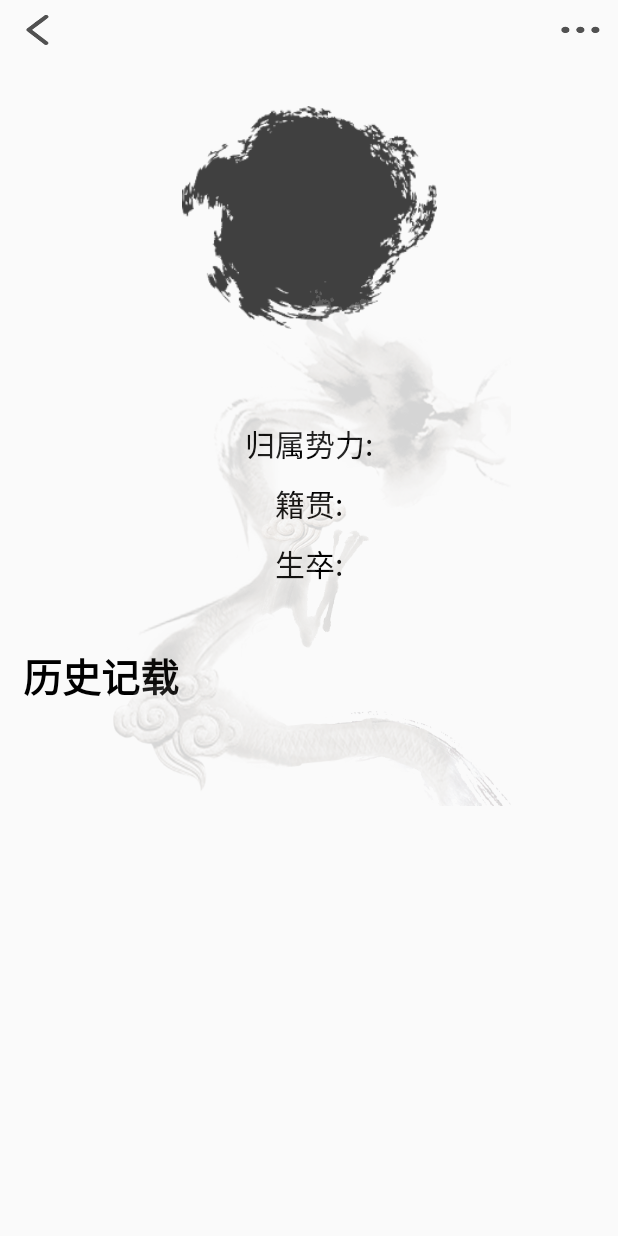
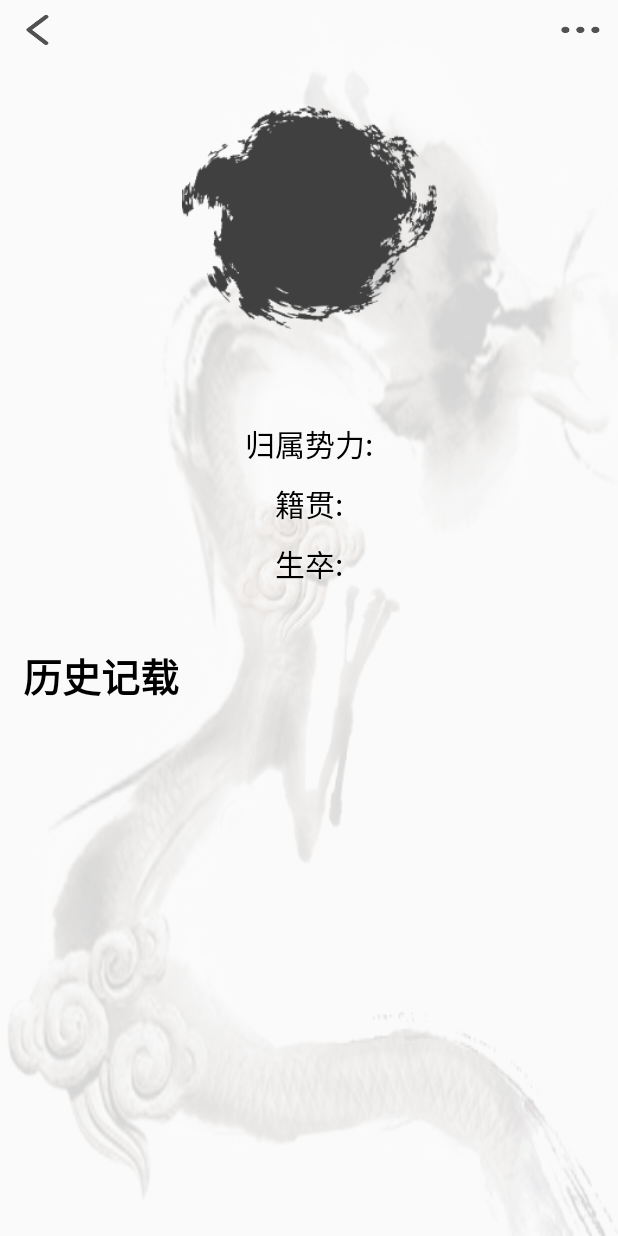
Before and after one commit to MegrezZhu/PeachGarden, an Android app: the DetailActivity screen opened directly, with no data from a screen before it, on a phone screen of 412 x 824 dp. Run offline under Robolectric (Android 15) with nearby library versions, the phone set to English and light mode, and no system bars; 7 statements that could not run were skipped.

Commit message:
detail activity: fixed background image

```diff
--- a/PeachGarden/app/src/main/java/com/zyuco/peachgarden/DetailActivity.java
+++ b/PeachGarden/app/src/main/java/com/zyuco/peachgarden/DetailActivity.java
@@ -11,6 +11,7 @@ import android.view.WindowManager;
 import android.widget.ImageButton;
 import android.widget.ImageView;
 import android.widget.PopupMenu;
+import android.widget.ScrollView;
 import android.widget.TextView;
 
 import com.zyuco.peachgarden.library.Tools;
@@ -78,8 +79,8 @@ public class DetailActivity extends AppCompatActivity {
         new Tools.LoadImagesTask(avatar).execute(data.avatar);
 
         // 背景
-        ImageView bg = (ImageView) findViewById(R.id.detail_bg);
-        bg.setImageResource(data.gender == 1 ? R.mipmap.detail_man_bg : R.mipmap.detail_woman_bg);
+        ScrollView scrollView = findViewById(R.id.detail_scroll_view);
+        scrollView.setBackgroundResource(data.gender == 1 ? R.mipmap.detail_man_bg : R.mipmap.detail_woman_bg);
     }
 
     private void setStatusBarColor() {
--- a/PeachGarden/app/src/main/res/layout/activity_detail.xml
+++ b/PeachGarden/app/src/main/res/layout/activity_detail.xml
@@ -1,14 +1,19 @@
 <?xml version="1.0" encoding="utf-8"?>
 <ScrollView
+    xmlns:android="http://schemas.android.com/apk/res/android"
+    android:id="@+id/detail_scroll_view"
     android:layout_width="match_parent"
     android:layout_height="match_parent"
-    xmlns:android="http://schemas.android.com/apk/res/android">
-    <android.support.constraint.ConstraintLayout xmlns:android="http://schemas.android.com/apk/res/android"
-                                                 xmlns:app="http://schemas.android.com/apk/res-auto"
-                                                 xmlns:tools="http://schemas.android.com/tools"
-                                                 android:layout_width="match_parent"
-                                                 android:layout_height="match_parent"
-                                                 tools:context="com.zyuco.peachgarden.DetailActivity">
+    android:background="@mipmap/detail_man_bg">
+
+    <android.support.constraint.ConstraintLayout
+        xmlns:android="http://schemas.android.com/apk/res/android"
+        xmlns:app="http://schemas.android.com/apk/res-auto"
+        xmlns:tools="http://schemas.android.com/tools"
+        android:layout_width="match_parent"
+        android:layout_height="wrap_content"
+        tools:context="com.zyuco.peachgarden.DetailActivity">
+
         <ImageButton
             android:id="@+id/back"
             style="?android:attr/borderlessButtonStyle"
@@ -77,11 +82,11 @@
             android:layout_width="match_parent"
             android:layout_height="wrap_content"
             android:layout_marginTop="10dp"
-            android:textColor="#000"
-            android:textSize="20sp"
             android:gravity="center"
             android:paddingLeft="40dp"
             android:paddingRight="40dp"
+            android:textColor="#000"
+            android:textSize="20sp"
             app:layout_constraintLeft_toLeftOf="parent"
             app:layout_constraintRight_toRightOf="parent"
             app:layout_constraintTop_toBottomOf="@id/detail_belong"/>
@@ -115,24 +120,13 @@
             android:layout_width="0dp"
             android:layout_height="wrap_content"
             android:layout_marginTop="20dp"
+            android:paddingBottom="20dp"
             android:paddingLeft="20dp"
             android:paddingRight="20dp"
-            android:paddingBottom="20dp"
             android:textColor="#000"
             android:textSize="20sp"
             app:layout_constraintLeft_toLeftOf="parent"
             app:layout_constraintRight_toRightOf="parent"
             app:layout_constraintTop_toBottomOf="@id/historyLabel"/>
-
-        <ImageView
-            android:id="@+id/detail_bg"
-            android:layout_width="wrap_content"
-            android:layout_height="wrap_content"
-            android:adjustViewBounds="true"
-            android:scaleType="fitXY"
-            android:src="@mipmap/detail_man_bg"
-            app:layout_constraintBottom_toBottomOf="parent"
-            app:layout_constraintLeft_toLeftOf="parent"
-            app:layout_constraintRight_toRightOf="parent"/>
     </android.support.constraint.ConstraintLayout>
 </ScrollView>
```
